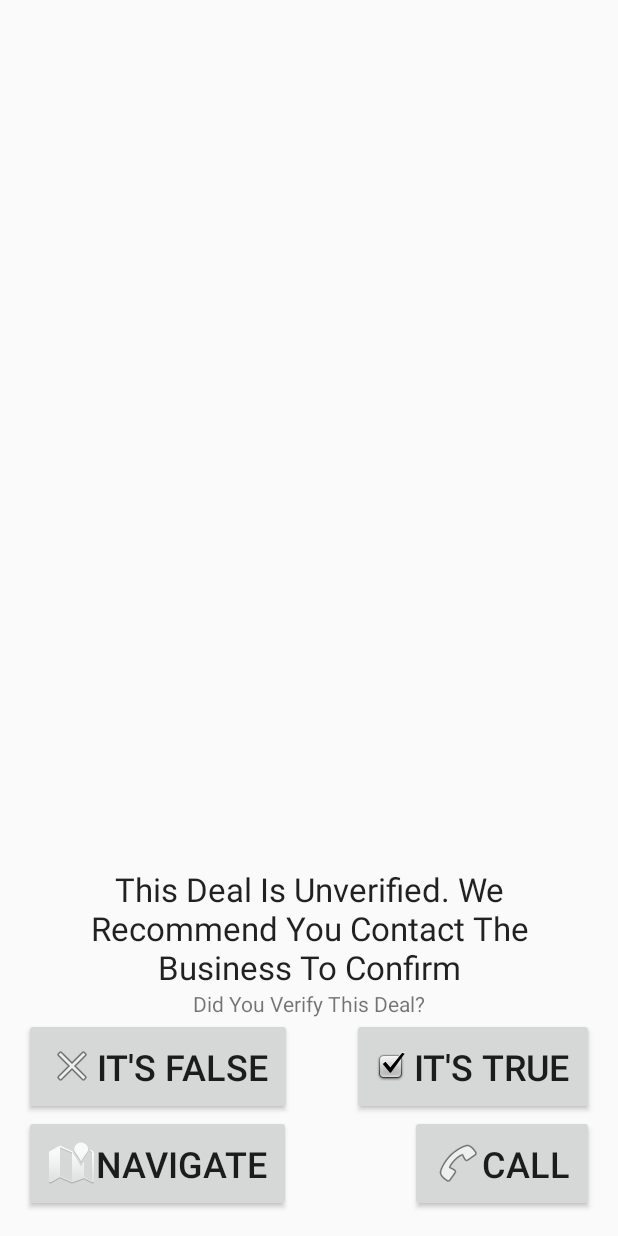
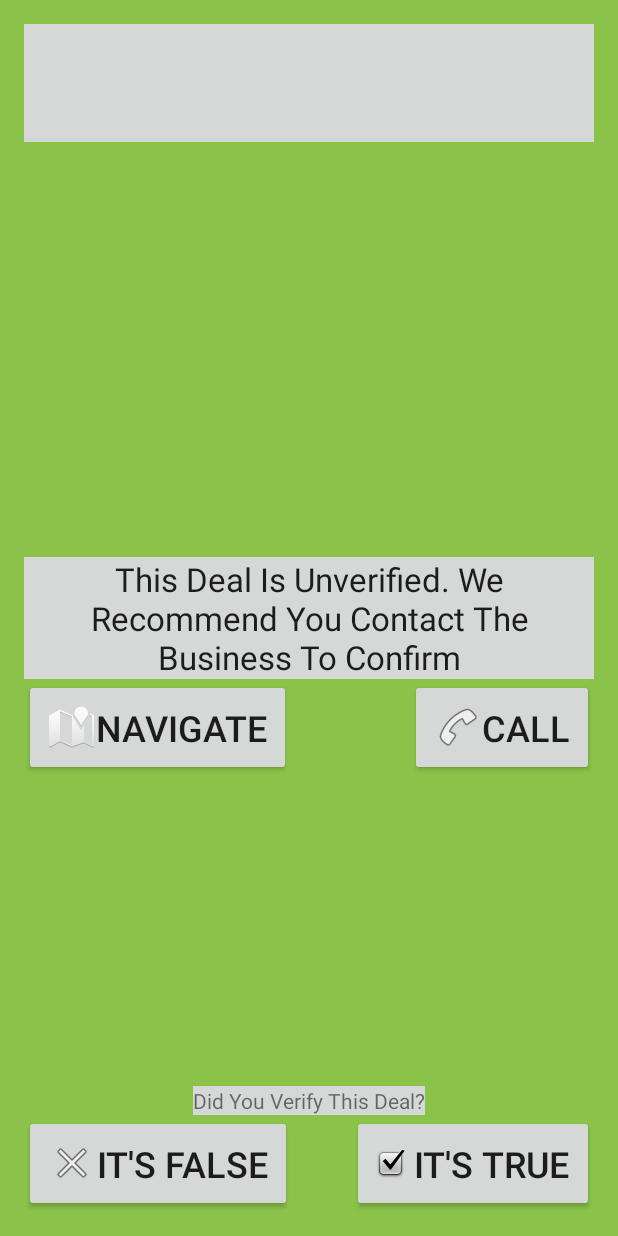
Before and after one commit to KayFishandChips/CIS-163-Final-Project, an Android app: the layout activity_results_detail.xml on its own in the app's theme, with its tools: preview values and no code run, on a phone screen of 412 x 824 dp. Run offline under Robolectric (Android 15) with nearby library versions, the phone set to English and light mode, and no system bars.

Commit message:
touched up category layout, changed all activity titles to app_name, tried not to break anything...

```diff
--- a/app/src/main/res/layout/activity_results_detail.xml
+++ b/app/src/main/res/layout/activity_results_detail.xml
@@ -1,10 +1,15 @@
-<RelativeLayout xmlns:android="http://schemas.android.com/apk/res/android"
-    xmlns:tools="http://schemas.android.com/tools" android:layout_width="match_parent"
-    android:layout_height="match_parent" android:paddingLeft="@dimen/activity_horizontal_margin"
+<RelativeLayout
+    xmlns:android="http://schemas.android.com/apk/res/android"
+    xmlns:tools="http://schemas.android.com/tools"
+    android:layout_width="match_parent"
+    android:layout_height="match_parent"
+    android:paddingLeft="@dimen/activity_horizontal_margin"
     android:paddingRight="@dimen/activity_horizontal_margin"
     android:paddingTop="@dimen/activity_vertical_margin"
     android:paddingBottom="@dimen/activity_vertical_margin"
-    tools:context="com.ajkayfishgmail.discount.resultsDetail">
+    tools:context="com.ajkayfishgmail.discount.resultsDetail"
+    android:background="@color/primaryColor"
+    >
 
     <Button
         android:id="@+id/call_button"
@@ -14,8 +19,9 @@
         android:text="Call"
         android:drawableLeft="@android:drawable/ic_menu_call"
         android:textSize="24sp"
-        android:layout_alignParentBottom="true"
-        android:layout_alignEnd="@+id/verify_yes" />
+        android:layout_alignTop="@+id/nav_button"
+        android:layout_alignParentEnd="true"
+        />
 
     <Button
         android:id="@+id/nav_button"
@@ -25,16 +31,18 @@
         android:text="Navigate"
         android:drawableLeft="@android:drawable/ic_dialog_map"
         android:textSize="24sp"
-        android:layout_alignParentBottom="true"
-        android:layout_alignParentStart="true" />
+        android:layout_below="@+id/warning_txt"
+        />
 
     <TextView
-        android:layout_width="wrap_content"
+        android:layout_width="match_parent"
         android:layout_height="wrap_content"
         android:textAppearance="?android:attr/textAppearanceLarge"
         android:id="@+id/bus_name_txt"
+        android:background="@color/button_material_light"
         android:layout_alignParentTop="true"
-        android:layout_centerHorizontal="true" />
+        android:layout_alignEnd="@+id/call_button"
+        />
 
     <TextView
         android:layout_width="wrap_content"
@@ -42,8 +50,10 @@
         android:textAppearance="?android:attr/textAppearanceSmall"
         android:text="Did You Verify This Deal?"
         android:id="@+id/verify_txt"
+        android:background="@color/button_material_light"
         android:layout_above="@+id/verify_no"
-        android:layout_centerHorizontal="true" />
+        android:layout_centerHorizontal="true"
+        />
 
     <Button
         android:id="@+id/verify_yes"
@@ -53,8 +63,9 @@
         android:text=" It's true"
         android:drawableLeft="@android:drawable/checkbox_on_background"
         android:textSize="24sp"
-        android:layout_above="@+id/call_button"
-        android:layout_alignParentEnd="true" />
+        android:layout_alignParentBottom="true"
+        android:layout_alignParentEnd="true"
+        />
 
     <Button
         android:id="@+id/verify_no"
@@ -64,40 +75,49 @@
         android:text="It's false"
         android:drawableLeft="@android:drawable/ic_menu_close_clear_cancel"
         android:textSize="24sp"
-        android:layout_above="@+id/nav_button"
-        android:layout_alignParentStart="true" />
+        android:layout_alignParentBottom="true"
+        android:layout_alignParentStart="true"
+        />
 
     <TextView
-        android:layout_width="wrap_content"
+        android:layout_width="match_parent"
         android:layout_height="wrap_content"
         android:textAppearance="?android:attr/textAppearanceMedium"
         android:id="@+id/discount_details"
+        android:background="@color/button_material_light"
         android:layout_below="@+id/bus_name_txt"
-        android:layout_centerHorizontal="true" />
+        android:layout_alignParentEnd="true"
+        />
 
     <TextView
-        android:layout_width="wrap_content"
+        android:layout_width="match_parent"
         android:layout_height="wrap_content"
         android:textAppearance="?android:attr/textAppearanceLarge"
         android:text="This Deal Is Unverified. We Recommend You Contact The Business To Confirm"
         android:id="@+id/warning_txt"
         android:gravity="center"
-        android:layout_above="@+id/verify_txt"
-        android:layout_alignParentStart="true" />
+        android:background="@color/button_material_light"
+        android:layout_centerVertical="true"
+        android:layout_alignEnd="@+id/call_button"
+        />
 
     <TextView
-        android:layout_width="wrap_content"
+        android:layout_width="match_parent"
         android:layout_height="wrap_content"
         android:textAppearance="?android:attr/textAppearanceMedium"
         android:id="@+id/phone_txt"
-        android:layout_above="@+id/warning_txt"
-        android:layout_alignEnd="@+id/call_button" />
+        android:layout_below="@+id/discount_details"
+        android:layout_centerHorizontal="true"
+        android:background="@color/button_material_light"
+        />
 
     <TextView
-        android:layout_width="wrap_content"
+        android:layout_width="match_parent"
         android:layout_height="wrap_content"
         android:textAppearance="?android:attr/textAppearanceMedium"
         android:id="@+id/email_txt"
-        android:layout_above="@+id/warning_txt"
-        android:layout_alignParentStart="true" />
+        android:background="@color/button_material_light"
+        android:layout_below="@+id/call_button"
+        android:layout_toEndOf="@+id/phone_txt"
+        />
 </RelativeLayout>
```
Also changed, not shown: app/src/main/AndroidManifest.xml (+42 -26 lines), app/src/main/res/values/strings.xml (+3 -31 lines).
